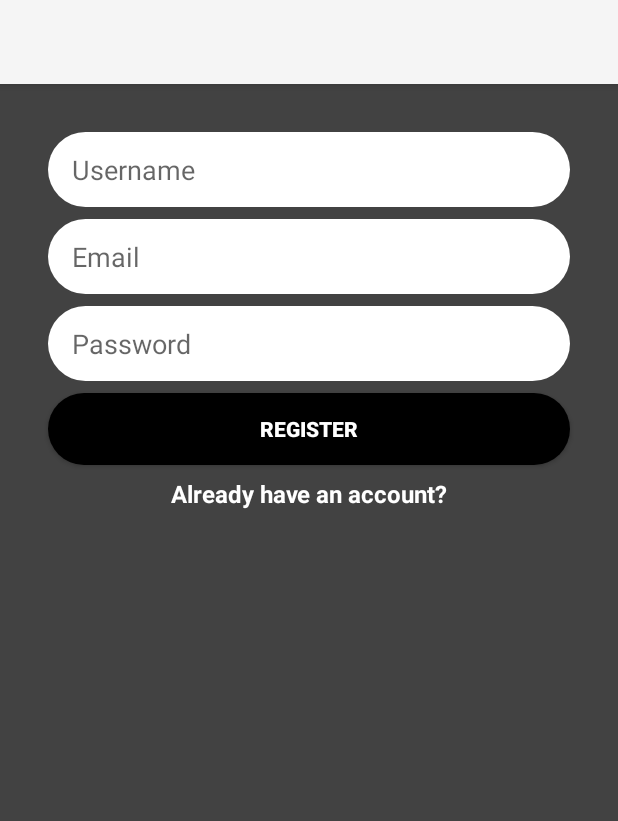
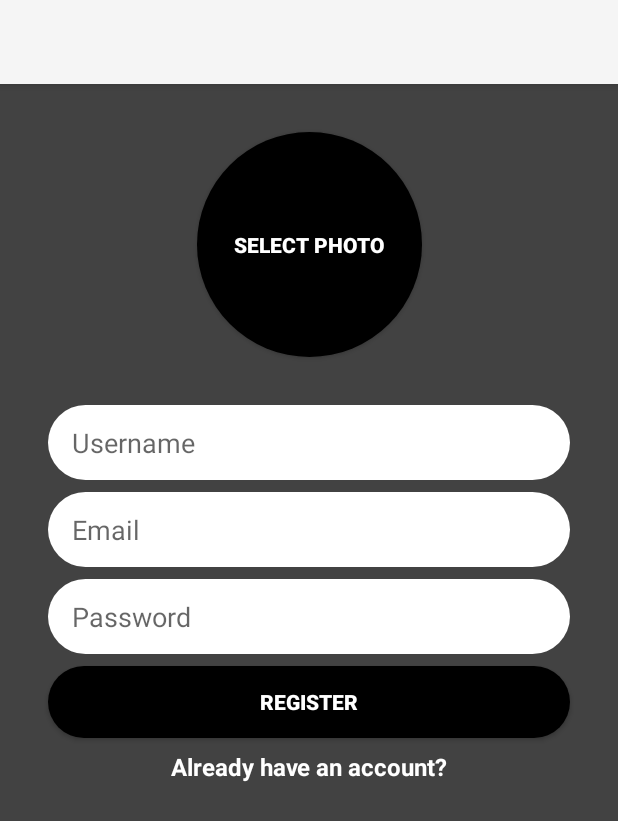
Before and after one commit to Sowul/CryptoMemes, an Android app: the screen it shows after launch (RegisterActivity), on a phone screen of 412 x 824 dp. Shown: the top 821 px of the screen. Run offline under Robolectric (Android 15) with nearby library versions, the phone set to English and light mode, and no system bars; our stand-ins replace CircleImageView, Firebase (no records; nobody signed in at launch, a user with empty details on screens opened directly).

Commit message:
Add rounded avatar to register activity

```diff
--- /dev/null
+++ b/app/src/main/res/drawable/rounded_ava_btn.xml
@@ -0,0 +1,7 @@
+<?xml version="1.0" encoding="utf-8"?>
+<shape xmlns:android="http://schemas.android.com/apk/res/android">
+
+    <solid android:color="#000"/>
+    <corners android:radius="75dp"/>
+
+</shape>
--- a/app/src/main/res/layout/activity_register.xml
+++ b/app/src/main/res/layout/activity_register.xml
@@ -7,6 +7,34 @@
                                              android:background="#424242"
                                              tools:context=".RegisterActivity">
 
+    <Button
+            android:id="@+id/ava_btn_reg"
+            android:layout_width="150dp"
+            android:layout_height="150dp"
+            android:layout_marginEnd="8dp"
+            android:layout_marginLeft="8dp"
+            android:layout_marginRight="8dp"
+            android:layout_marginStart="8dp"
+            android:layout_marginTop="32dp"
+            android:background="@drawable/rounded_ava_btn"
+            android:text="Select Photo"
+            android:textColor="@android:color/white"
+            android:textStyle="bold"
+            app:layout_constraintEnd_toEndOf="parent"
+            app:layout_constraintStart_toStartOf="parent"
+            app:layout_constraintTop_toTopOf="parent" />
+
+    <de.hdodenhof.circleimageview.CircleImageView
+            android:id="@+id/ava_imageview_reg"
+            app:civ_border_width="4dp"
+            app:civ_border_color="#FFFFFF"
+            android:layout_width="150dp"
+            android:layout_height="150dp"
+            app:layout_constraintBottom_toBottomOf="@+id/ava_btn_reg"
+            app:layout_constraintEnd_toEndOf="@+id/ava_btn_reg"
+            app:layout_constraintStart_toStartOf="@+id/ava_btn_reg"
+            app:layout_constraintTop_toTopOf="@+id/ava_btn_reg" />
+
     <EditText
             android:id="@+id/username_edittxt_reg"
             android:layout_width="0dp"
@@ -15,6 +43,7 @@
             android:layout_marginLeft="32dp"
             android:layout_marginRight="32dp"
             android:layout_marginStart="32dp"
+            android:layout_marginTop="32dp"
             android:background="@drawable/rounded_edittxt"
             android:ems="10"
             android:hint="Username"
@@ -22,7 +51,7 @@
             android:paddingLeft="16dp"
             app:layout_constraintEnd_toEndOf="parent"
             app:layout_constraintStart_toStartOf="parent"
-            android:layout_marginTop="32dp" app:layout_constraintTop_toTopOf="parent"/>
+            app:layout_constraintTop_toBottomOf="@+id/ava_btn_reg"/>
 
     <EditText
             android:id="@+id/email_edittxt_reg"
```
